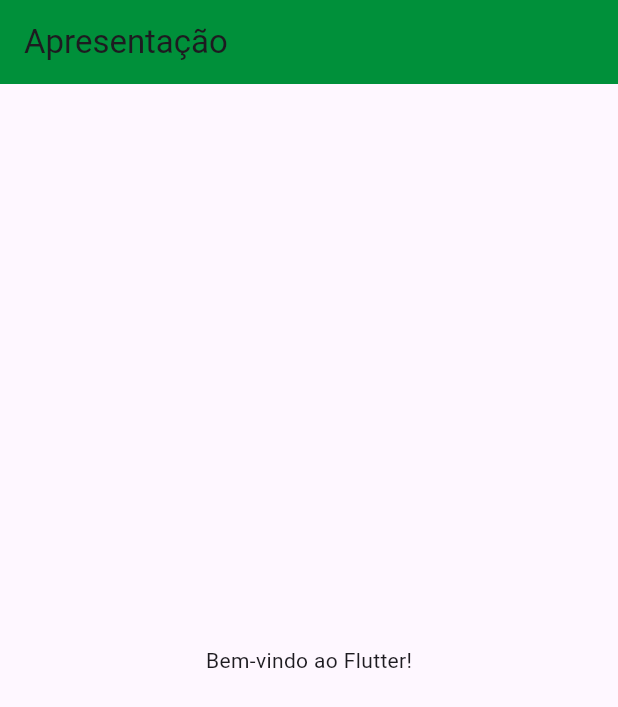
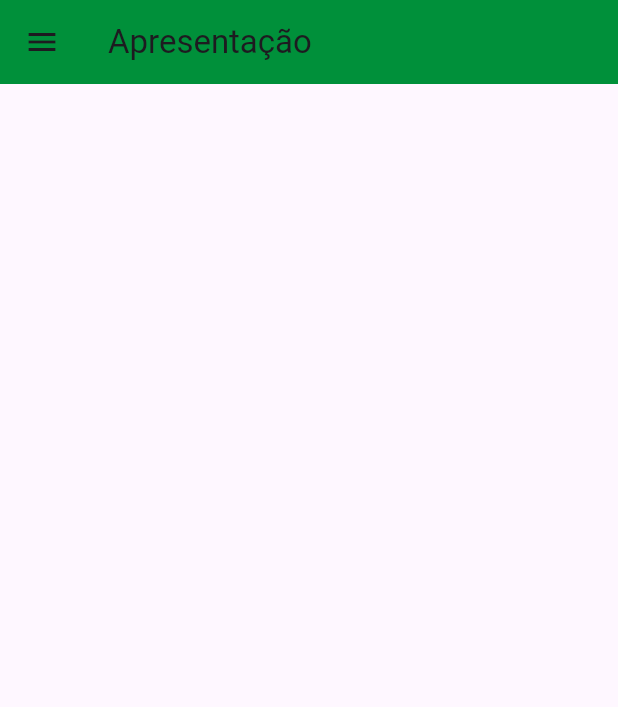
Before and after one commit to JeronimoFSNeto/myapp, a Flutter app: the screen it shows after launch, on a phone screen of 412 x 824 dp. Shown: the top 707 px of the screen. Run offline on Flutter 3.47's test engine with Material 3 defaults, Android fonts, the phone set to English and light mode, and no system bars.

Commit message:
Usando o Drawer, inserindo 3 menus

```diff
--- a/lib/main.dart
+++ b/lib/main.dart
@@ -10,8 +10,11 @@ class MyHome extends StatelessWidget {
         title: const Text('Apresentação'),
         backgroundColor: const Color(0xFF00903A),
       ),
-      body: const Center(
-        child: Text('Bem-vindo ao Flutter!'),
+      drawer: Drawer(
+        backgroundColor: Colors.green[300],
+        child: const Column(
+          children: [Text('Menu 1 '), Text('Menu 2'), Text('Menu 3')],
+        ),
       ),
     );
   }
```
